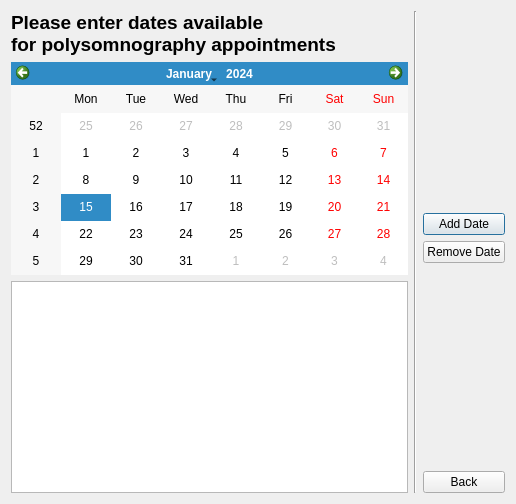
Qt form apnea-design/appointmentdates.ui (CESoftWorks/apnea) before a commit.
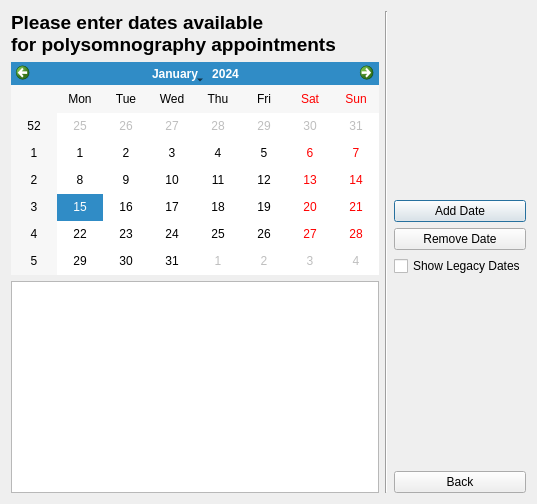
The same form after that commit.

Commit message: Implemented appointmentdates.py for Select Appointment Dates form. Appointment dates are stored in a dynamically generated pickle file.

Patch:
```diff
--- a/apnea-design/appointmentdates.ui
+++ b/apnea-design/appointmentdates.ui
@@ -6,7 +6,7 @@
    <rect>
     <x>0</x>
     <y>0</y>
-    <width>516</width>
+    <width>537</width>
     <height>504</height>
    </rect>
   </property>
@@ -29,7 +29,7 @@
         <widget class="QCalendarWidget" name="calendarDatesSelect"/>
        </item>
        <item>
-        <widget class="QListView" name="listAllDates"/>
+        <widget class="QListWidget" name="listAllDates"/>
        </item>
       </layout>
      </item>
@@ -69,6 +69,13 @@
          </property>
         </widget>
        </item>
+       <item>
+        <widget class="QCheckBox" name="chkShowLegacy">
+         <property name="text">
+          <string>Show Legacy Dates</string>
+         </property>
+        </widget>
+       </item>
        <item>
         <spacer name="verticalSpacer">
          <property name="orientation">
```
The commit also changes 3 other files.
